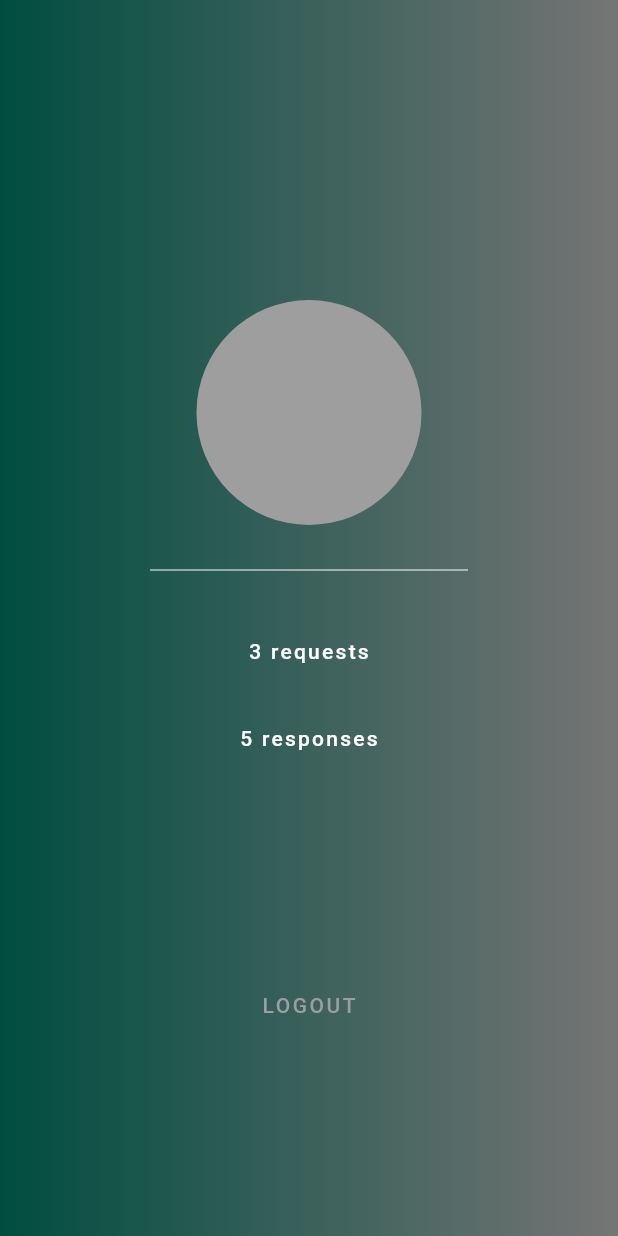
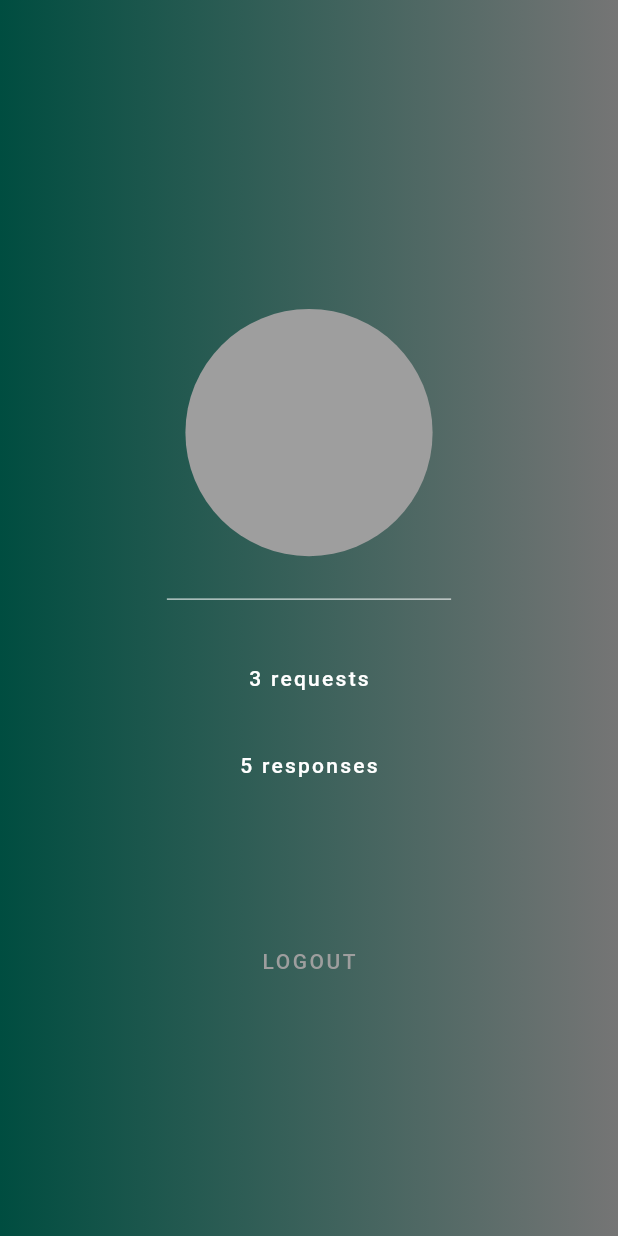
Before and after one commit to nataniayp/plEASE, a Flutter app: the Profile screen opened directly, on a phone screen of 412 x 824 dp. Run offline on Flutter 3.47's test engine with Material 2 defaults, Android fonts, the phone set to English and light mode, and no system bars.

Commit message:
fixed sizes to be responsive

```diff
--- a/lib/screens/profile.dart
+++ b/lib/screens/profile.dart
@@ -10,6 +10,8 @@ class Profile extends StatefulWidget {
 class _ProfileState extends State<Profile> {
   @override
   Widget build(BuildContext context) {
+    Size size = MediaQuery.of(context).size;
+
     return Scaffold(
       backgroundColor: Colors.teal[900],
       body: SafeArea(
@@ -20,24 +22,25 @@ class _ProfileState extends State<Profile> {
             ),
           ),
           child: Padding(
-            padding: const EdgeInsets.only(
-                top: 200.0,
-                bottom: 150.0),
+            padding: EdgeInsets.only(
+                top: 0.25 * size.height,
+                // bottom: 0.1 * size.height,
+            ),
             child: Column(
                 children: <Widget>[
-                  // SizedBox(
-                  //   height: 200.0,
-                  // ),
                   CircleAvatar(
-                    radius: 75.0,
+                    radius: 0.1 * size.height,
                     backgroundColor: Colors.grey,
                   ),
                   Padding(
-                    padding: const EdgeInsets.symmetric(
-                        horizontal: 100.0,
-                        vertical: 20.0),
+                    padding: EdgeInsets.symmetric(
+                        horizontal: 0.25 * size.width,
+                        vertical: 0.025 * size.height,
+                    ),
                     child: Divider(
-                      height: 20.0,
+                      // height: 0.025 * size.height,
+                      indent: 0.02 * size.width,
+                      endIndent: 0.02 * size.width,
                       color: Colors.white,
                     ),
                   ),
@@ -52,7 +55,7 @@ class _ProfileState extends State<Profile> {
                     ),
                   ),
                   SizedBox(
-                    height: 10.0,
+                    height: 0.0125 * size.height,
                   ),
                   TextButton(
                     onPressed: () {},
@@ -65,7 +68,7 @@ class _ProfileState extends State<Profile> {
                     ),
                   ),
                   SizedBox(
-                    height: 130.0,
+                    height: 0.1 * size.height,
                   ),
                   TextButton(
                     onPressed: () {},
```
